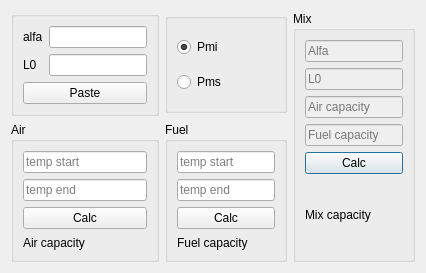
Old version of the form 2modules/duringcalc.ui in the repository Ismaxis/212QtMay.
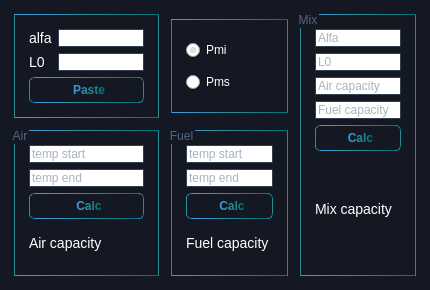
New version of the form.

```diff
--- a/2modules/duringcalc.ui
+++ b/2modules/duringcalc.ui
@@ -6,13 +6,69 @@
    <rect>
     <x>0</x>
     <y>0</y>
-    <width>426</width>
-    <height>273</height>
+    <width>430</width>
+    <height>290</height>
    </rect>
   </property>
+  <property name="minimumSize">
+   <size>
+    <width>430</width>
+    <height>290</height>
+   </size>
+  </property>
+  <property name="maximumSize">
+   <size>
+    <width>430</width>
+    <height>290</height>
+   </size>
+  </property>
   <property name="windowTitle">
    <string>During</string>
   </property>
+  <property name="styleSheet">
+   <string notr="true">QDialog{
+	background:#131823;
+}
+
+QLabel{
+	color: #FFF;
+	font-size: 14px;
+}
+QLineEdit{
+	color: #536784;
+	border: 1px solid #324054;
+	font-size: 12px;
+}
+QRadioButton{
+	color: #FFF;
+}
+
+
+QGroupBox{
+	border: 1px solid qlineargradient(spread:pad, x1:0, y1:1, x2:1, y2:1, stop:0 rgba(65, 154, 232, 255), stop:0.5 rgba(41, 139, 147, 255), stop:1 rgba(0, 113, 122, 255));
+	margin: 3px;
+	padding: 5px;
+	color: #536784;
+}
+
+
+QPushButton{
+	background: #131823;
+    border: 1px solid qlineargradient(spread:pad, x1:0, y1:1, x2:1, y2:1, stop:0 rgba(65, 154, 232, 255), stop:0.5 rgba(41, 139, 147, 255), stop:1 rgba(0, 113, 122, 255));
+	border-radius: 5px;
+	padding: 5 px 5px 5px 5px;
+	color: qlineargradient(spread:pad, x1:0, y1:1, x2:1, y2:1, stop:0 rgba(65, 154, 232, 255), stop:0.5 rgba(41, 139, 147, 255), stop:1 rgba(0, 113, 122, 255));
+	font-weight: 800;
+}
+QPushButton:hover {
+    background:qlineargradient(spread:pad, x1:0, y1:1, x2:1, y2:1, stop:0 rgba(65, 154, 232, 255), stop:0.5 rgba(41, 139, 147, 255), stop:1 rgba(0, 113, 122, 255)); 
+	color: #FFF;
+}
+
+QPushButton:pressed {
+    background:#0E1012;
+}   </string>
+  </property>
   <layout class="QGridLayout" name="gridLayout">
    <item row="0" column="4" rowspan="2">
     <widget class="QGroupBox" name="groupBox_mix">
```
